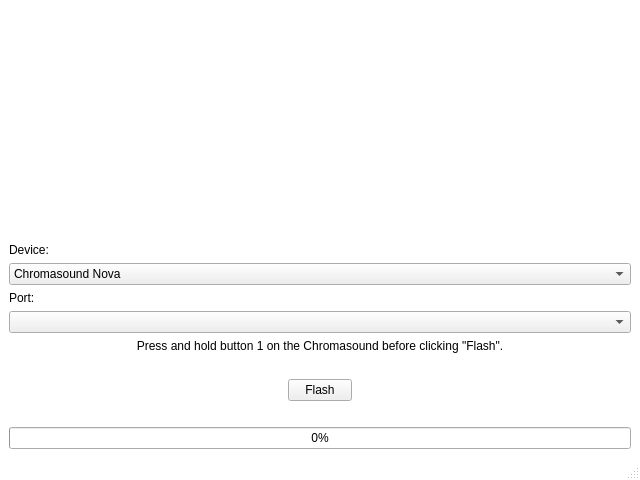
First picture: the form in mainwindow.ui, repository nirjacobson/Chromasound-Updater, before the edit.
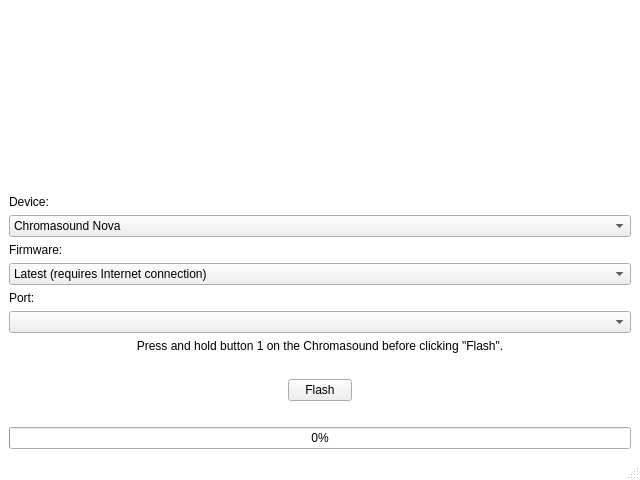
Second picture: the form after the edit. Icons and pictures are not drawn.

Commit message: allow downloading latest firmware

The edit to the form file:
```diff
--- a/mainwindow.ui
+++ b/mainwindow.ui
@@ -140,6 +140,27 @@
         </item>
        </widget>
       </item>
+      <item>
+       <widget class="QLabel" name="firmwareLabel">
+        <property name="text">
+         <string>Firmware:</string>
+        </property>
+       </widget>
+      </item>
+      <item>
+       <widget class="QComboBox" name="firmwareComboBox">
+        <item>
+         <property name="text">
+          <string>Latest (requires Internet connection)</string>
+         </property>
+        </item>
+        <item>
+         <property name="text">
+          <string>Bundled</string>
+         </property>
+        </item>
+       </widget>
+      </item>
       <item>
        <widget class="QLabel" name="portLabel">
         <property name="text">
```
The commit also changes 8 other files.
